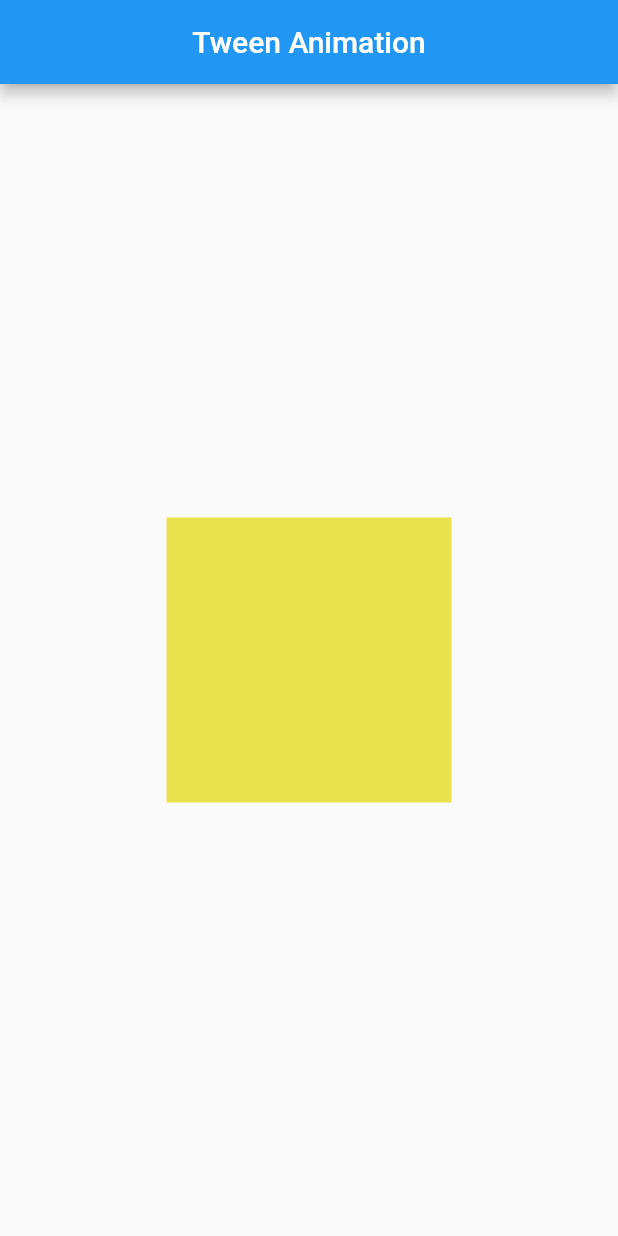
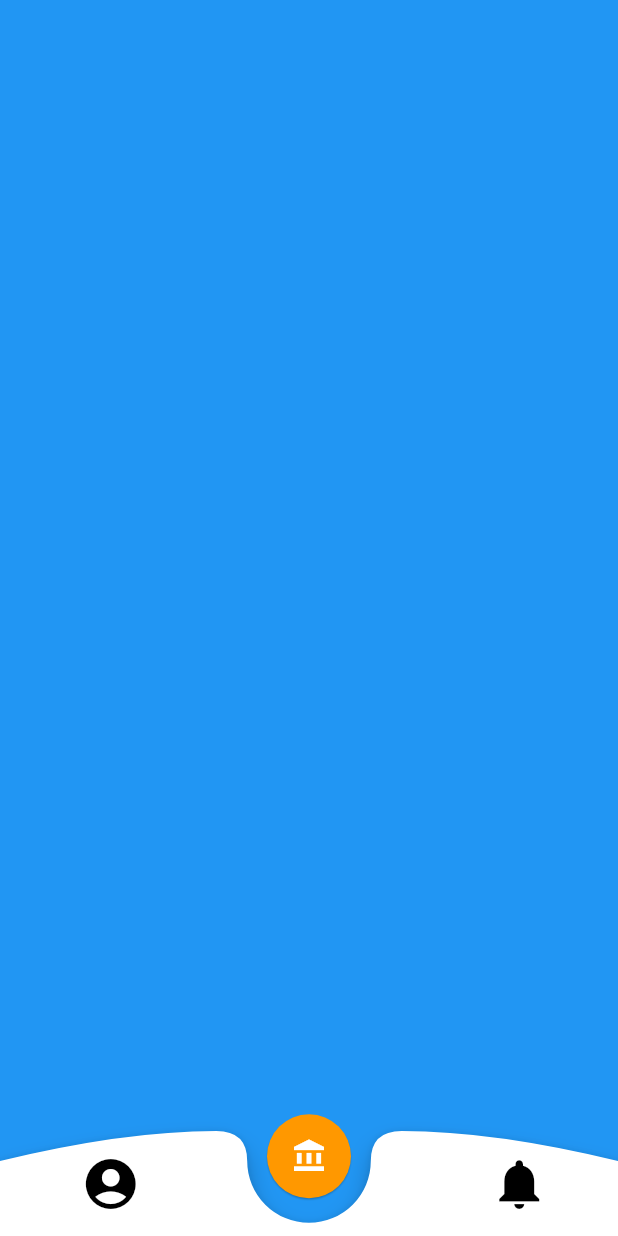
Before and after one commit to williamwiseki/FlutterAnimation, a Flutter app: the screen it shows after launch, on a phone screen of 412 x 824 dp. Run offline on Flutter 3.47's test engine with Material 2 defaults, Android fonts, the light colour scheme and no system bars.

Commit message:
Custom Painter Bottom Navigation

```diff
--- a/lib/main.dart
+++ b/lib/main.dart
@@ -1,3 +1,4 @@
+import 'package:color_switch_animation/src/bottom_navigation_custom_paint.dart';
 import 'package:flutter/material.dart';
 
 import 'src/tween_animation_home.dart';
@@ -17,7 +18,7 @@ class MyApp extends StatelessWidget {
       theme: ThemeData(
         primarySwatch: Colors.blue,
       ),
-      home: const TweenHome(),
+      home: const CustomNavigator(),
     );
   }
 }
--- /dev/null
+++ b/lib/src/bottom_navigation_custom_paint.dart
@@ -0,0 +1,79 @@
+import 'package:flutter/material.dart';
+
+class CustomNavigator extends StatelessWidget {
+  const CustomNavigator({Key? key}) : super(key: key);
+
+  @override
+  Widget build(BuildContext context) {
+    return Scaffold(
+      backgroundColor: Colors.blue,
+      body: Stack(
+        children: [
+          Positioned(
+              bottom: 0,
+              left: 0,
+              child: SizedBox(
+                width: MediaQuery.of(context).size.width,
+                height: 70,
+                child: Stack(
+                  children: [
+                    CustomPaint(
+                      size: Size(MediaQuery.of(context).size.width,70),
+                      painter: BNBCustomPainter(),
+                    ),
+                    Center(
+                      heightFactor: 0.6,
+                      child: FloatingActionButton(onPressed: () {  },
+                        backgroundColor: Colors.orange,
+                        elevation: 0.5,
+                        child: const Icon(Icons.account_balance, color: Colors.white,),
+                      ),
+                    ),
+                    Padding(
+                      padding: const EdgeInsets.only(bottom: 8.0),
+                      child: SizedBox(
+                        width: MediaQuery.of(context).size.width,
+                        height: 70,
+                        child: Row(
+                          mainAxisAlignment: MainAxisAlignment.spaceAround,
+                          children: [
+                            IconButton(onPressed: (){}, icon: const Icon(Icons.account_circle_sharp, color: Colors.black,size: 40,)),
+                            Container(width: MediaQuery.of(context).size.width* 0.10,),
+                            IconButton(onPressed: (){}, icon: const Icon(Icons.notifications, color: Colors.black,size: 40))
+                          ],
+                        ),
+                      ),
+                    )
+                  ],
+                ),
+              ))
+        ],
+      ),
+
+    );
+  }
+}
+
+class BNBCustomPainter extends CustomPainter{
+  @override
+  void paint(Canvas canvas, Size size) {
+    Paint paint = Paint()..color = Colors.white..style = PaintingStyle.fill;
+    Path path = Path()..moveTo(0, 20);
+    path.quadraticBezierTo(size.width*0.20, 0, size.width*0.35, 0);
+    path.quadraticBezierTo(size.width*0.40, 0, size.width*0.40, 20);
+    path.arcToPoint(Offset(size.width*0.60, 20), radius: const Radius.circular(10.0), clockwise: false);
+    path.quadraticBezierTo(size.width*0.60, 0, size.width*0.65, 0);
+    path.quadraticBezierTo(size.width*0.80, 0, size.width, 20);
+    path.lineTo(size.width, size.height);
+    path.lineTo(0, size.height);
+    path.close();
+    canvas.drawShadow(path, Colors.black, 5, true);
+    canvas.drawPath(path, paint);
+  }
+
+  @override
+  bool shouldRepaint(covariant CustomPainter oldDelegate) {
+    return false;
+  }
+
+}
```
